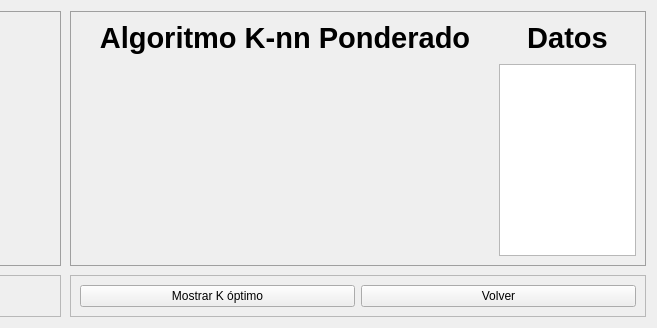
Before: the Qt Designer form Interfaz_Grafica.ui in AgustinEncina27/Implementaci-n-Algoritmo-k-nn, drawn with Qt 5; both pictures show x 526 to 1183 and y 0 to 328 of the 1183 by 328 pixel window.
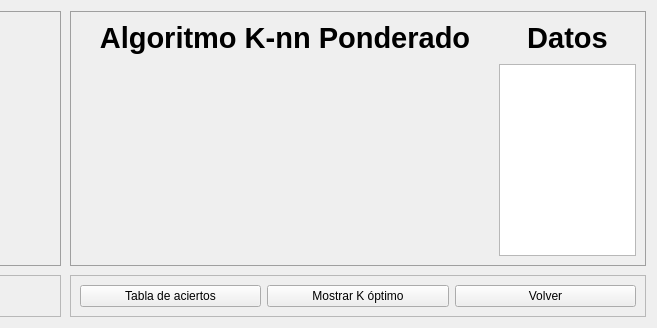
After: the same form once the commit is applied.

Commit message: Nueva Interfaz tabla

```diff
--- a/Interfaz_Grafica.ui
+++ b/Interfaz_Grafica.ui
@@ -120,6 +120,13 @@
       <enum>QFrame::Raised</enum>
      </property>
      <layout class="QHBoxLayout" name="horizontalLayout">
+      <item>
+       <widget class="QPushButton" name="pushButton_4">
+        <property name="text">
+         <string>Tabla de aciertos</string>
+        </property>
+       </widget>
+      </item>
       <item>
        <widget class="QPushButton" name="pushButton_3">
         <property name="text">
```
The commit also changes 15 other files.
